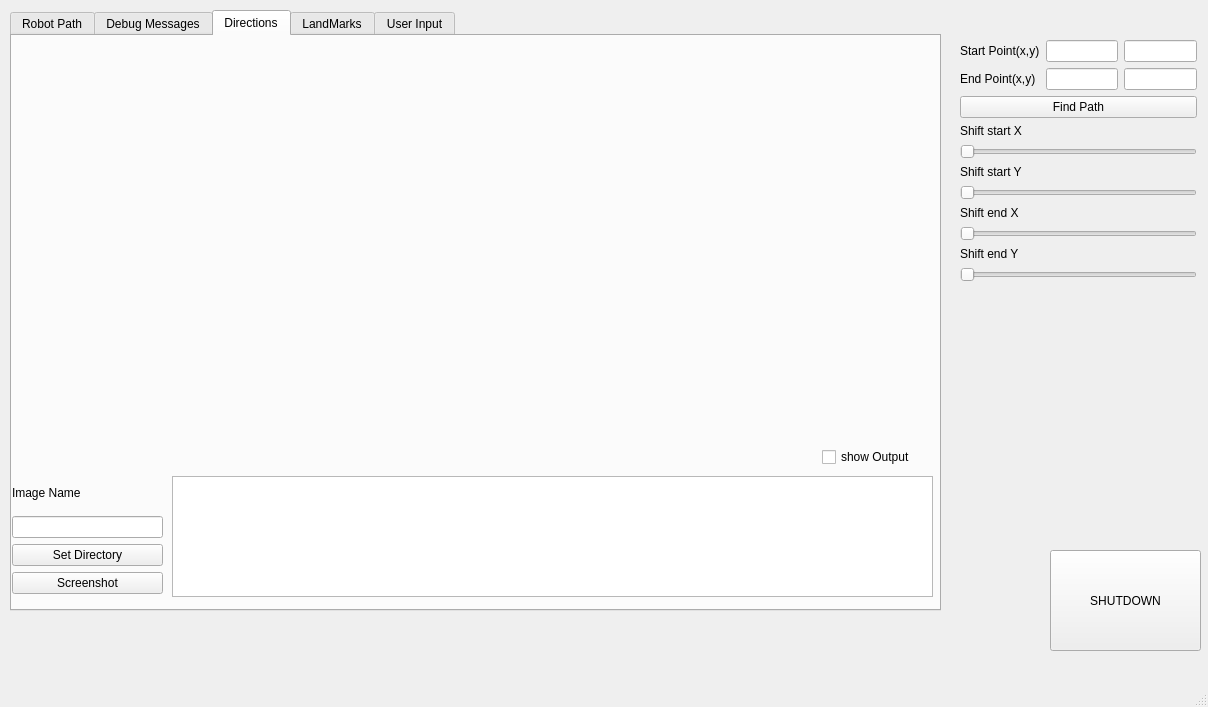
Before: the Qt Designer form ui/mainwindow.ui in denis-draca/capstone, drawn with Qt 5.
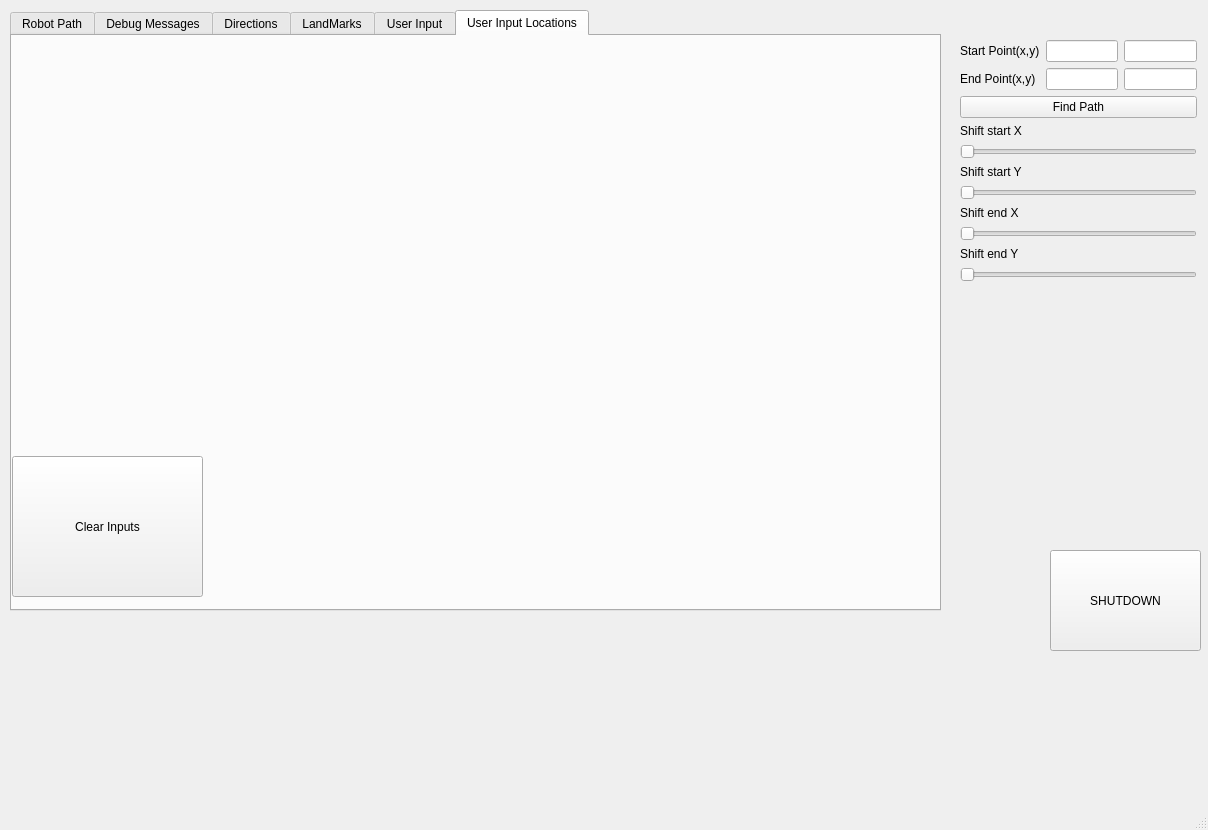
After: the same form once the commit is applied.

Commit message: Added user point input: The user can now input in what directions they would point The input is done intuitively, with mouse input, that is, the user will move the cursor to where they would point (the code will track the cursor and place a crosshairs where the mouse is) then upon clicking the point will be added to the drawing. A clear button will clear all inputs

Patch:
```diff
--- a/ui/mainwindow.ui
+++ b/ui/mainwindow.ui
@@ -7,7 +7,7 @@
     <x>0</x>
     <y>0</y>
     <width>1208</width>
-    <height>707</height>
+    <height>830</height>
    </rect>
   </property>
   <property name="windowTitle">
@@ -24,7 +24,7 @@
      </rect>
     </property>
     <property name="currentIndex">
-     <number>2</number>
+     <number>5</number>
     </property>
     <widget class="QWidget" name="RobotPath">
      <attribute name="title">
@@ -354,6 +354,37 @@
       </layout>
      </widget>
     </widget>
+    <widget class="QWidget" name="Userinput_img">
+     <attribute name="title">
+      <string>User Input Locations</string>
+     </attribute>
+     <widget class="QLabel" name="img_uInput">
+      <property name="geometry">
+       <rect>
+        <x>0</x>
+        <y>0</y>
+        <width>801</width>
+        <height>401</height>
+       </rect>
+      </property>
+      <property name="text">
+       <string/>
+      </property>
+     </widget>
+     <widget class="QPushButton" name="bu_clear_uinputs">
+      <property name="geometry">
+       <rect>
+        <x>0</x>
+        <y>420</y>
+        <width>191</width>
+        <height>141</height>
+       </rect>
+      </property>
+      <property name="text">
+       <string>Clear Inputs</string>
+      </property>
+     </widget>
+    </widget>
    </widget>
    <widget class="QPushButton" name="bu_shutdown">
     <property name="geometry">
```
Left out of the diff: 25 changed lines with no effect on the pictures. The commit also changes 3 other files.
